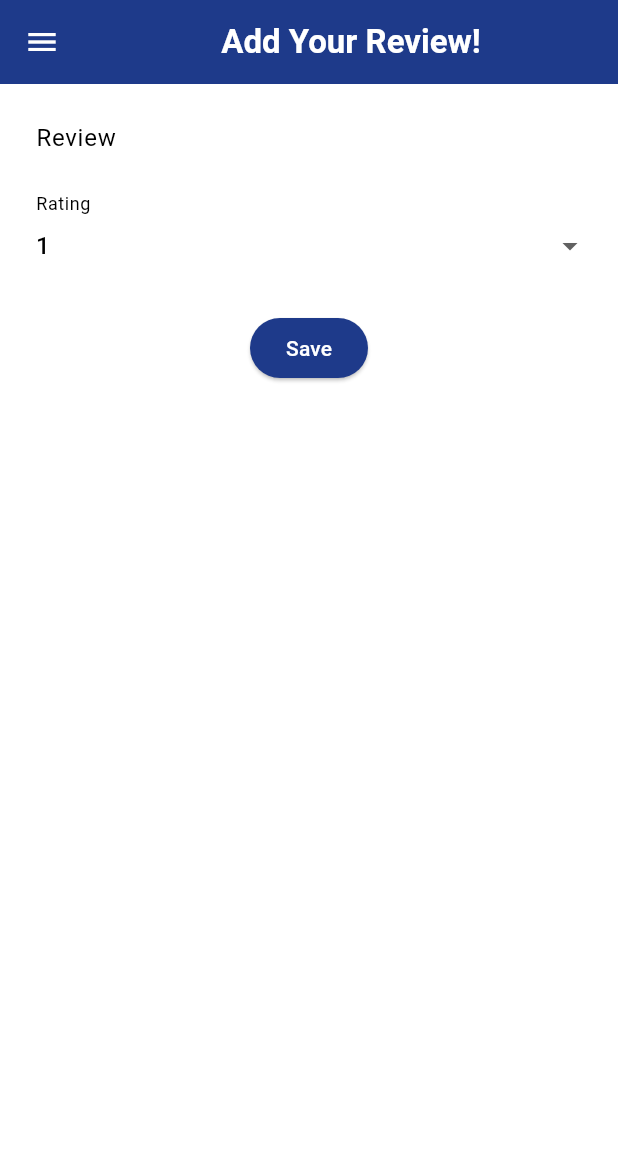
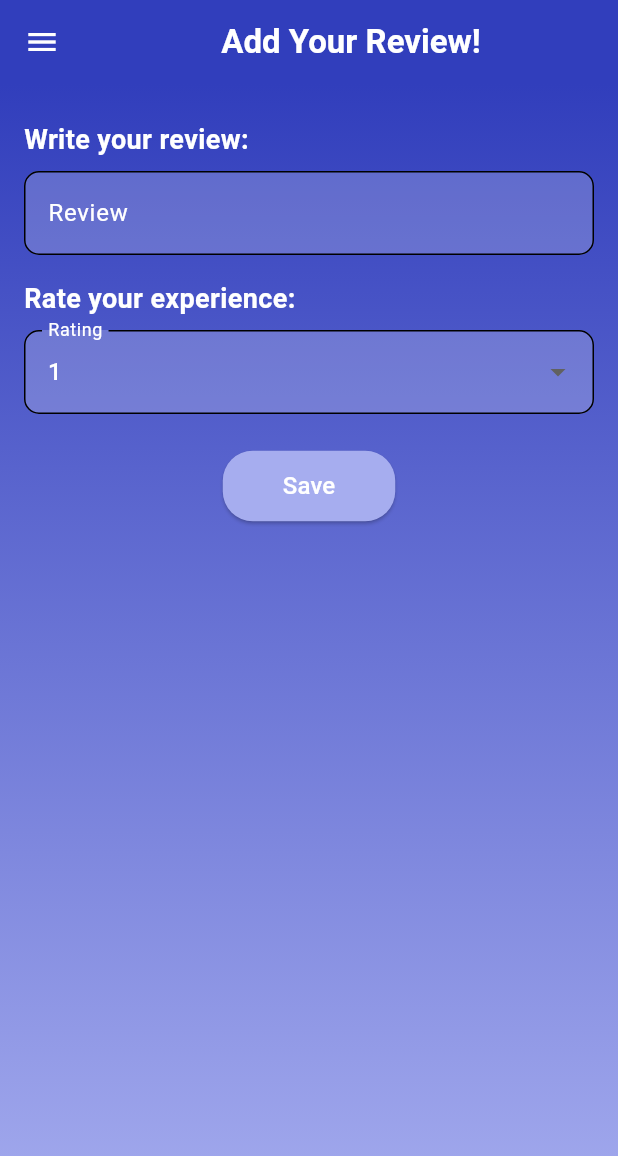
Before and after one commit to Wander-Scout/WanderScoutProject-Mobile, a Flutter app: the ReviewEntryFormPage screen opened directly, on a phone screen of 412 x 824 dp. Shown: the top 1156 px of the screen. Run offline on Flutter 3.47's test engine with Material 3 defaults, Android fonts, the phone set to English and light mode, and no system bars; our stand-ins replace flutter_dotenv, flutter_secure_storage; missing offline and left inert: pbp_django_auth; accounts and stored records are empty.

Commit message:
fix design for reviews

```diff
--- a/lib/Ella/screens/reviewentry_form.dart
+++ b/lib/Ella/screens/reviewentry_form.dart
@@ -1,9 +1,10 @@
 import 'dart:convert';
 import 'package:flutter/material.dart';
 import 'package:wanderscout/Davin/widgets/left_drawer.dart';
-import 'package:wanderscout/Ella/screens/list_review.dart'; // Import the ReviewListPage
+import 'package:wanderscout/Ella/screens/list_review.dart';
 import 'package:flutter_secure_storage/flutter_secure_storage.dart';
 import 'package:http/http.dart' as http;
+import 'package:flutter_dotenv/flutter_dotenv.dart';
 
 class ReviewEntryFormPage extends StatefulWidget {
   const ReviewEntryFormPage({super.key});
@@ -17,17 +18,22 @@ class _ReviewEntryFormPageState extends State<ReviewEntryFormPage> {
   String _reviewText = "";
   int _rating = 1;
 
-  // Function to submit the review using the authentication token
+
   Future<void> submitReview(String reviewText, int rating) async {
     const storage = FlutterSecureStorage();
-    final token = await storage.read(key: 'auth_token'); // Retrieve the token
-
+    final token = await storage.read(key: 'auth_token');
 
     if (token == null) {
       throw Exception('Authentication token not found. Please log in.');
     }
 
-    final url = Uri.parse('https://alano-davin-wanderscout.pbp.cs.ui.ac.id/apireview/');
+
+    final String? baseUrl = dotenv.env['BASE_URL'];
+    if (baseUrl == null) {
+      throw Exception('BASE_URL is not set in the .env file.');
+    }
+
+    final url = Uri.parse('$baseUrl/apireview/');
     final response = await http.post(
       url,
       headers: {
@@ -47,7 +53,6 @@ class _ReviewEntryFormPageState extends State<ReviewEntryFormPage> {
 
   @override
   Widget build(BuildContext context) {
-    // Removed CookieRequest since we're using token authentication
     return Scaffold(
       appBar: AppBar(
         title: const Center(
@@ -56,26 +61,50 @@ class _ReviewEntryFormPageState extends State<ReviewEntryFormPage> {
             style: TextStyle(fontWeight: FontWeight.bold),
           ),
         ),
-        backgroundColor: Theme.of(context).colorScheme.primary,
+        backgroundColor: const Color(0xFF313EBC),
         foregroundColor: Colors.white,
       ),
       drawer: const LeftDrawer(),
-      body: Form(
+      body: Container(
+        height: double.infinity, // Ensure it covers the full height
+        decoration: const BoxDecoration(
+          gradient: LinearGradient(
+            colors: [Color(0xFF313EBC), Color(0xFFA6ADEF)], // Blue gradient
+            begin: Alignment.topCenter,
+            end: Alignment.bottomCenter,
+          ),
+        ),
+        child: Form(
           key: _formKey,
           child: SingleChildScrollView(
             child: Padding(
-            padding: const EdgeInsets.all(8.0),
+              padding: const EdgeInsets.symmetric(horizontal: 16.0, vertical: 24.0),
               child: Column(
                 crossAxisAlignment: CrossAxisAlignment.start,
                 children: [
+                  const Text(
+                    "Write your review:",
+                    style: TextStyle(
+                      fontSize: 18,
+                      fontWeight: FontWeight.bold,
+                      color: Colors.white,
+                    ),
+                  ),
+                  const SizedBox(height: 8),
                   TextFormField(
                     decoration: InputDecoration(
-                    hintText: "Enter your review",
+                      hintText: "Enter your review here...",
+                      hintStyle: TextStyle(color: Colors.grey.shade300),
                       labelText: "Review",
+                      labelStyle: const TextStyle(color: Colors.white),
+                      filled: true,
+                      fillColor: Colors.white.withOpacity(0.2),
                       border: OutlineInputBorder(
-                      borderRadius: BorderRadius.circular(5.0),
+                        borderRadius: BorderRadius.circular(10.0),
+                        borderSide: const BorderSide(color: Colors.white),
                       ),
                     ),
+                    style: const TextStyle(color: Colors.white),
                     onChanged: (value) {
                       setState(() {
                         _reviewText = value;
@@ -89,18 +118,35 @@ class _ReviewEntryFormPageState extends State<ReviewEntryFormPage> {
                     },
                   ),
                   const SizedBox(height: 16),
+                  const Text(
+                    "Rate your experience:",
+                    style: TextStyle(
+                      fontSize: 18,
+                      fontWeight: FontWeight.bold,
+                      color: Colors.white,
+                    ),
+                  ),
+                  const SizedBox(height: 8),
                   DropdownButtonFormField<int>(
                     decoration: InputDecoration(
                       labelText: "Rating",
+                      labelStyle: const TextStyle(color: Colors.white),
+                      filled: true,
+                      fillColor: Colors.white.withOpacity(0.2),
                       border: OutlineInputBorder(
-                      borderRadius: BorderRadius.circular(5.0),
+                        borderRadius: BorderRadius.circular(10.0),
+                        borderSide: const BorderSide(color: Colors.white),
                       ),
                     ),
+                    dropdownColor: const Color(0xFF313EBC),
                     value: _rating,
                     items: List.generate(5, (index) {
                       return DropdownMenuItem(
                         value: index + 1,
-                      child: Text("${index + 1}"),
+                        child: Text(
+                          "${index + 1}",
+                          style: const TextStyle(color: Colors.white),
+                        ),
                       );
                     }),
                     onChanged: (value) {
@@ -109,12 +155,15 @@ class _ReviewEntryFormPageState extends State<ReviewEntryFormPage> {
                       });
                     },
                   ),
-                const SizedBox(height: 16),
-                Align(
-                  alignment: Alignment.center,
+                  const SizedBox(height: 24),
+                  Center(
                     child: ElevatedButton(
                       style: ElevatedButton.styleFrom(
-                      backgroundColor: Theme.of(context).colorScheme.primary,
+                        backgroundColor: const Color(0xFFA6ADEF),
+                        padding: const EdgeInsets.symmetric(horizontal: 40, vertical: 12),
+                        shape: RoundedRectangleBorder(
+                          borderRadius: BorderRadius.circular(20),
+                        ),
                       ),
                       onPressed: () async {
                         if (_formKey.currentState!.validate()) {
@@ -136,7 +185,6 @@ class _ReviewEntryFormPageState extends State<ReviewEntryFormPage> {
                               );
                             }
                           } catch (e) {
-                          // ignore: use_build_context_synchronously
                             ScaffoldMessenger.of(context).showSnackBar(
                               SnackBar(
                                 content: Text("Error: $e"),
@@ -148,7 +196,7 @@ class _ReviewEntryFormPageState extends State<ReviewEntryFormPage> {
                       },
                       child: const Text(
                         "Save",
-                      style: TextStyle(color: Colors.white),
+                        style: TextStyle(color: Colors.white, fontSize: 16),
                       ),
                     ),
                   ),
@@ -157,6 +205,7 @@ class _ReviewEntryFormPageState extends State<ReviewEntryFormPage> {
             ),
           ),
         ),
+      ),
     );
   }
 }
```
Also changed, not shown: lib/Ella/screens/list_review.dart (+85 -27 lines), lib/Ella/services/review_api.dart (+9 -8 lines), 1 other file. Lines whose indentation alone changed are shown as unchanged.
